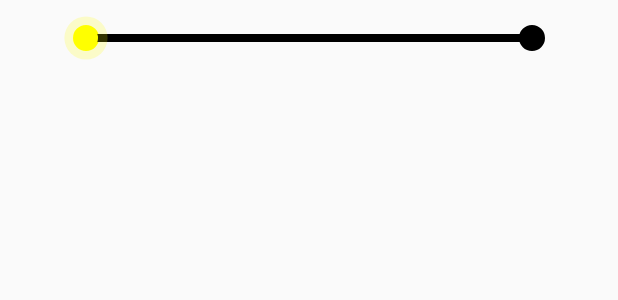
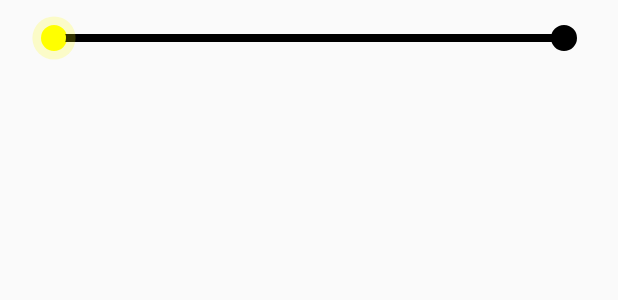
Before and after one commit to NicolasKun/MemoDemo, an Android app: the layout widget_steps_view.xml on its own in the app's theme, with its tools: preview values and no code run, on a phone screen of 412 x 824 dp. Shown: the top 300 px of the screen. Run offline under Robolectric (Android 15) with nearby library versions, the phone set to English and light mode, and no system bars.

Commit message:
StepView~

```diff
--- a/app/src/main/java/cn/leeq/util/memodemo/widget/StepsViewIndicator.java
+++ b/app/src/main/java/cn/leeq/util/memodemo/widget/StepsViewIndicator.java
@@ -60,7 +60,7 @@ public class StepsViewIndicator extends View {
         mLineHeight = 0.1f * THUMB_SIZE;
         mThumbRadius = 0.3f * THUMB_SIZE;
         mCircleRadius = 0.5f * mThumbRadius;
-        mPadding = 0.7f * THUMB_SIZE;
+        mPadding = 0.3f * THUMB_SIZE;
     }
 
     public void setStepSize(int size) {
--- a/app/src/main/res/layout/activity_step_view_demo.xml
+++ b/app/src/main/res/layout/activity_step_view_demo.xml
@@ -46,7 +46,7 @@
                 android:layout_height="wrap_content">
                 <cn.leeq.util.memodemo.widget.StepsView
                     android:id="@+id/svd_step_view"
-                    android:layout_width="600dp"
+                    android:layout_width="800dp"
                     android:layout_height="wrap_content"/>
             </LinearLayout>
         </HorizontalScrollView>
```
